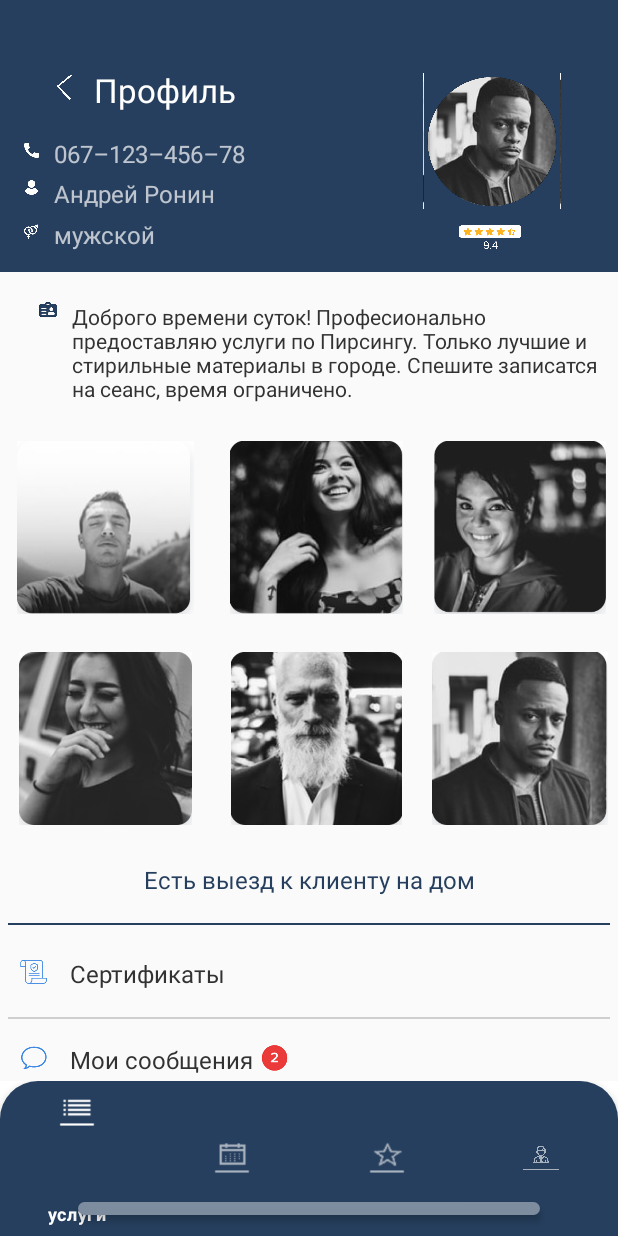
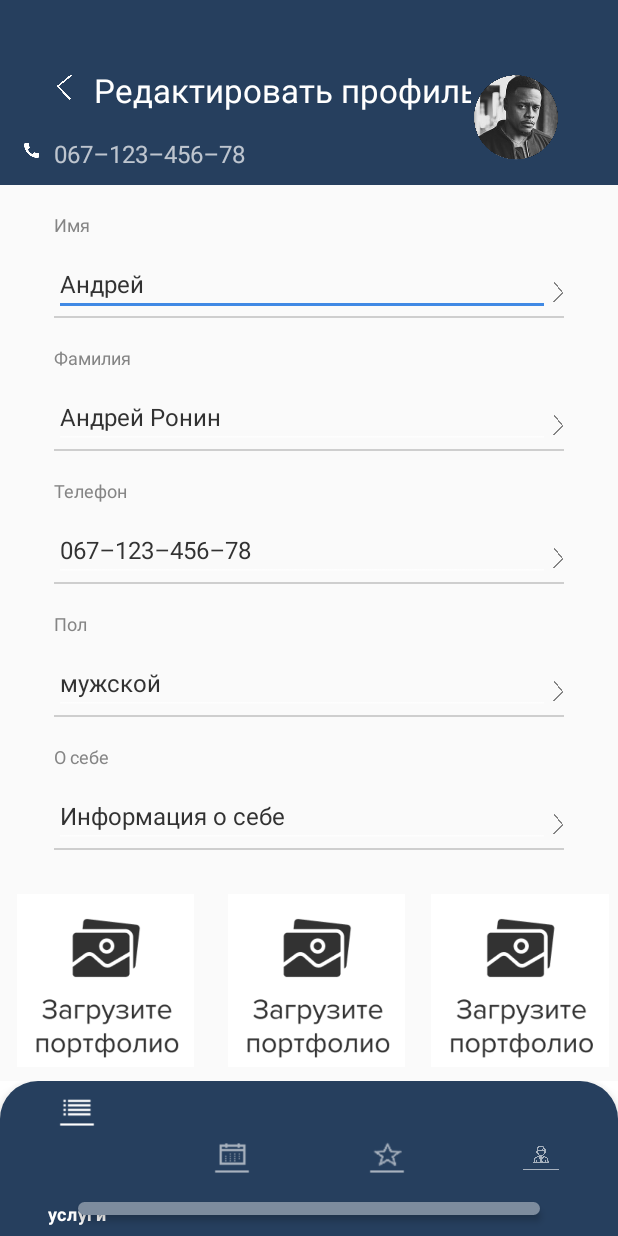
Before and after one commit to HeavyMetal77/GUFI, an Android app: the screen it shows after launch (ProfileActivity before the commit, EditProfileActivity after it), on a phone screen of 412 x 824 dp. Run offline under Robolectric (Android 15) with nearby library versions, the phone set to English and light mode, and no system bars.

Commit message:
add page edit profile

```diff
--- /dev/null
+++ b/app/src/main/java/ua/tarastom/gufi/EditProfileActivity.java
@@ -0,0 +1,14 @@
+package ua.tarastom.gufi;
+
+import android.os.Bundle;
+
+import androidx.appcompat.app.AppCompatActivity;
+
+public class EditProfileActivity extends AppCompatActivity {
+
+    @Override
+    protected void onCreate(Bundle savedInstanceState) {
+        super.onCreate(savedInstanceState);
+        setContentView(R.layout.activity_edit_profile);
+    }
+}
--- /dev/null
+++ b/app/src/main/res/layout/activity_edit_profile.xml
@@ -0,0 +1,516 @@
+<?xml version="1.0" encoding="utf-8"?>
+<androidx.constraintlayout.widget.ConstraintLayout xmlns:android="http://schemas.android.com/apk/res/android"
+    xmlns:app="http://schemas.android.com/apk/res-auto"
+    xmlns:tools="http://schemas.android.com/tools"
+    android:layout_width="match_parent"
+    android:layout_height="match_parent"
+    android:background="@color/white"
+    tools:context=".ProfileActivity">
+
+    <androidx.constraintlayout.widget.Guideline
+        android:id="@+id/guideline_detail_profile"
+        android:layout_width="wrap_content"
+        android:layout_height="wrap_content"
+        android:orientation="horizontal"
+        app:layout_constraintGuide_percent="0.15" />
+
+    <androidx.constraintlayout.widget.ConstraintLayout
+        android:id="@+id/layout_catalog_top"
+        android:layout_width="match_parent"
+        android:layout_height="0dp"
+        android:background="@color/color_main"
+        app:layout_constraintBottom_toTopOf="@+id/guideline_detail_profile"
+        app:layout_constraintEnd_toEndOf="parent"
+        app:layout_constraintStart_toStartOf="parent"
+        app:layout_constraintTop_toTopOf="parent">
+
+
+
+        <ImageView
+            android:id="@+id/imageViewArrow"
+            android:layout_width="13dp"
+            android:layout_height="17dp"
+            android:layout_marginStart="36dp"
+            android:layout_marginTop="49dp"
+            android:layout_marginEnd="10dp"
+            android:contentDescription="@string/image_description_icon_go"
+            app:layout_constraintStart_toStartOf="parent"
+            app:layout_constraintTop_toTopOf="parent"
+            app:srcCompat="@drawable/icon_arrow" />
+
+        <TextView
+            android:id="@+id/textViewHeaderProfile"
+            android:layout_width="wrap_content"
+            android:layout_height="wrap_content"
+            android:layout_marginStart="13dp"
+            android:layout_marginTop="45dp"
+            android:text="@string/label_edit_profile"
+            android:textColor="@color/white"
+            android:textSize="22sp"
+            app:layout_constraintStart_toEndOf="@+id/imageViewArrow"
+            app:layout_constraintTop_toTopOf="parent" />
+
+        <ImageView
+            android:id="@+id/imageViewIconProfile"
+            android:layout_width="60dp"
+            android:layout_height="60dp"
+            android:layout_marginTop="48dp"
+            android:layout_marginEnd="38dp"
+            android:contentDescription="@string/image_description_big_profile"
+            android:elevation="0dp"
+            app:layout_constraintEnd_toEndOf="parent"
+            app:layout_constraintTop_toTopOf="parent"
+            app:srcCompat="@drawable/photo_test" />
+
+        <ImageView
+            android:id="@+id/imageViewMaskIconProfile"
+            android:layout_width="60dp"
+            android:layout_height="60dp"
+            android:layout_marginTop="48dp"
+            android:layout_marginEnd="38dp"
+            android:contentDescription="@string/image_description_big_profile"
+            android:elevation="1dp"
+            app:layout_constraintEnd_toEndOf="parent"
+            app:layout_constraintTop_toTopOf="parent"
+            app:srcCompat="@drawable/mask_photo" />
+
+        <TextView
+            android:id="@+id/textViewNumberPhoneProfile"
+            android:layout_width="wrap_content"
+            android:layout_height="wrap_content"
+            android:layout_marginStart="36dp"
+            android:layout_marginTop="91dp"
+            android:textSize="16sp"
+            app:layout_constraintStart_toStartOf="parent"
+            app:layout_constraintTop_toTopOf="parent"
+            android:text="@string/label_test_number_phone" />
+
+
+
+
+
+        <ImageView
+            android:id="@+id/imageViewPhone"
+            android:layout_width="10dp"
+            android:layout_height="10dp"
+            android:layout_marginStart="16dp"
+            android:layout_marginTop="95dp"
+            android:contentDescription="@string/description_icon_phone"
+            app:layout_constraintStart_toStartOf="parent"
+            app:layout_constraintTop_toTopOf="parent"
+            app:srcCompat="@drawable/icon_profile_phone" />
+
+
+
+
+
+    </androidx.constraintlayout.widget.ConstraintLayout>
+
+    <ScrollView
+        android:layout_width="match_parent"
+        android:layout_height="0dp"
+        android:layout_marginBottom="103dp"
+        app:layout_constraintBottom_toBottomOf="parent"
+        app:layout_constraintEnd_toEndOf="parent"
+        app:layout_constraintStart_toStartOf="parent"
+        app:layout_constraintTop_toBottomOf="@id/guideline_detail_profile">
+
+        <androidx.constraintlayout.widget.ConstraintLayout
+            android:id="@+id/layout_detail_profile"
+            android:layout_width="match_parent"
+            android:layout_height="wrap_content"
+            android:background="@color/color_grey"
+            app:layout_constraintEnd_toEndOf="parent"
+            app:layout_constraintStart_toStartOf="parent"
+            app:layout_constraintTop_toBottomOf="@+id/guideline_detail_profile">
+
+
+            <LinearLayout
+                android:layout_width="match_parent"
+                android:layout_height="match_parent"
+                android:orientation="vertical">
+
+                <TextView
+                    android:id="@+id/textViewLabelEditName"
+                    android:layout_width="match_parent"
+                    android:layout_height="wrap_content"
+                    android:layout_gravity="start"
+                    android:layout_marginStart="36dp"
+                    android:layout_marginTop="18dp"
+                    android:text="@string/label_name"
+                    android:textColor="@color/black_light"
+                    android:textSize="12sp" />
+
+            <androidx.constraintlayout.widget.ConstraintLayout
+                android:layout_width="match_parent"
+                android:layout_height="match_parent"
+                android:orientation="horizontal">
+
+                <ImageView
+                    android:id="@+id/imageViewArrowBack1"
+                    android:layout_width="7dp"
+                    android:layout_height="14dp"
+                    android:layout_marginEnd="36dp"
+                    android:layout_marginTop="30dp"
+                    android:layout_marginStart="20dp"
+                    android:contentDescription="@string/image_description_icon_go"
+                    app:srcCompat="@drawable/icon_arrow_back"
+                    app:layout_constraintTop_toTopOf="parent"
+                    app:layout_constraintEnd_toEndOf="parent"
+                    />
+
+                <EditText
+                    android:id="@+id/editTextEditName"
+                    android:layout_width="match_parent"
+                    android:layout_height="wrap_content"
+                    android:layout_gravity="start"
+                    android:layout_marginStart="36dp"
+                    android:layout_marginEnd="45dp"
+                    android:layout_marginTop="10dp"
+                    android:text="@string/label_test_name"
+                    android:hint="@string/hint_name"
+                    android:textColor="@color/color_text_card_view_payment"
+                    android:textSize="16sp"
+                    android:inputType="text"
+                    android:autofillHints="@string/hint_name"
+                    app:layout_constraintTop_toTopOf="parent"
+                    />
+
+            </androidx.constraintlayout.widget.ConstraintLayout>
+
+                <View
+                    android:layout_width="match_parent"
+                    android:layout_height="1dp"
+                    android:layout_marginStart="36dp"
+                    android:layout_marginEnd="36dp"
+                    android:background="@color/color_line" />
+
+                <TextView
+                    android:id="@+id/textViewLabelEditSurname"
+                    android:layout_width="match_parent"
+                    android:layout_height="wrap_content"
+                    android:layout_gravity="start"
+                    android:layout_marginStart="36dp"
+                    android:layout_marginTop="18dp"
+                    android:text="@string/label_surname"
+                    android:textColor="@color/black_light"
+                    android:textSize="12sp" />
+
+                <androidx.constraintlayout.widget.ConstraintLayout
+                    android:layout_width="match_parent"
+                    android:layout_height="match_parent"
+                    android:orientation="horizontal">
+
+                    <ImageView
+                        android:id="@+id/imageViewArrowBack2"
+                        android:layout_width="7dp"
+                        android:layout_height="14dp"
+                        android:layout_marginEnd="36dp"
+                        android:layout_marginTop="30dp"
+                        android:layout_marginStart="20dp"
+                        android:contentDescription="@string/image_description_icon_go"
+                        app:srcCompat="@drawable/icon_arrow_back"
+                        app:layout_constraintTop_toTopOf="parent"
+                        app:layout_constraintEnd_toEndOf="parent"
+                        />
+
+                    <EditText
+                        android:id="@+id/editTextEditSurname"
+                        android:layout_width="match_parent"
+                        android:layout_height="wrap_content"
+                        android:layout_gravity="start"
+                        android:layout_marginStart="36dp"
+                        android:layout_marginEnd="45dp"
+                        android:layout_marginTop="10dp"
+                        android:text="@string/label_test_surname"
+                        android:hint="@string/hint_surname"
+                        android:textColor="@color/color_text_card_view_payment"
+                        android:textSize="16sp"
+                        android:inputType="text"
+                        android:autofillHints="@string/hint_surname"
+                        app:layout_constraintTop_toTopOf="parent"
+                        />
+
+                </androidx.constraintlayout.widget.ConstraintLayout>
+
+                <View
+                    android:layout_width="match_parent"
+                    android:layout_height="1dp"
+                    android:layout_marginStart="36dp"
+                    android:layout_marginEnd="36dp"
+                    android:background="@color/color_line" />
+
+                <TextView
+                    android:id="@+id/textViewLabelEditNumberPhone"
+                    android:layout_width="match_parent"
+                    android:layout_height="wrap_content"
+                    android:layout_gravity="start"
+                    android:layout_marginStart="36dp"
+                    android:layout_marginTop="18dp"
+                    android:text="@string/label_phone"
+                    android:textColor="@color/black_light"
+                    android:textSize="12sp" />
+
+                <androidx.constraintlayout.widget.ConstraintLayout
+                    android:layout_width="match_parent"
+                    android:layout_height="match_parent"
+                    android:orientation="horizontal">
+
+                    <ImageView
+                        android:id="@+id/imageViewArrowBack3"
+                        android:layout_width="7dp"
+                        android:layout_height="14dp"
+                        android:layout_marginEnd="36dp"
+                        android:layout_marginTop="30dp"
+                        android:layout_marginStart="20dp"
+                        android:contentDescription="@string/image_description_icon_go"
+                        app:srcCompat="@drawable/icon_arrow_back"
+                        app:layout_constraintTop_toTopOf="parent"
+                        app:layout_constraintEnd_toEndOf="parent"
+                        />
+
+                    <EditText
+                        android:id="@+id/editTextEditNumberPhone"
+                        android:layout_width="match_parent"
+                        android:layout_height="wrap_content"
+                        android:layout_gravity="start"
+                        android:layout_marginStart="36dp"
+                        android:layout_marginEnd="45dp"
+                        android:layout_marginTop="10dp"
+                        android:text="@string/label_test_number_phone"
+                        android:hint="@string/hint_number_phone"
+                        android:textColor="@color/color_text_card_view_payment"
+                        android:textSize="16sp"
+                        android:inputType="phone"
+                        android:autofillHints="@string/hint_number_phone"
+                        app:layout_constraintTop_toTopOf="parent"
+                        />
+
+                </androidx.constraintlayout.widget.ConstraintLayout>
+
+                <View
+                    android:layout_width="match_parent"
+                    android:layout_height="1dp"
+                    android:layout_marginStart="36dp"
+                    android:layout_marginEnd="36dp"
+                    android:background="@color/color_line" />
+
+                <TextView
+                    android:id="@+id/textViewLabelEditSex"
+                    android:layout_width="match_parent"
+                    android:layout_height="wrap_content"
+                    android:layout_gravity="start"
+                    android:layout_marginStart="36dp"
+                    android:layout_marginTop="18dp"
+                    android:text="@string/label_sex"
+                    android:textColor="@color/black_light"
+                    android:textSize="12sp" />
+
+                <androidx.constraintlayout.widget.ConstraintLayout
+                    android:layout_width="match_parent"
+                    android:layout_height="match_parent"
+                    android:orientation="horizontal">
+
+                    <ImageView
+                        android:id="@+id/imageViewArrowBack4"
+                        android:layout_width="7dp"
+                        android:layout_height="14dp"
+                        android:layout_marginEnd="36dp"
+                        android:layout_marginTop="30dp"
+                        android:layout_marginStart="20dp"
+                        android:contentDescription="@string/image_description_icon_go"
+                        app:srcCompat="@drawable/icon_arrow_back"
+                        app:layout_constraintTop_toTopOf="parent"
+                        app:layout_constraintEnd_toEndOf="parent"
+                        />
+
+                    <EditText
+                        android:id="@+id/editTextEditSex"
+                        android:layout_width="match_parent"
+                        android:layout_height="wrap_content"
+                        android:layout_gravity="start"
+                        android:layout_marginStart="36dp"
+                        android:layout_marginEnd="45dp"
+                        android:layout_marginTop="10dp"
+                        android:text="@string/label_test_sex"
+                        android:hint="@string/hint_edit_sex"
+                        android:textColor="@color/color_text_card_view_payment"
+                        android:textSize="16sp"
+                        android:inputType="phone"
+                        android:autofillHints="@string/hint_edit_sex"
+                        app:layout_constraintTop_toTopOf="parent"
+                        />
+
+                </androidx.constraintlayout.widget.ConstraintLayout>
+
+                <View
+                    android:layout_width="match_parent"
+                    android:layout_height="1dp"
+                    android:layout_marginStart="36dp"
+                    android:layout_marginEnd="36dp"
+                    android:background="@color/color_line" />
+
+                <TextView
+                    android:id="@+id/textViewLabelAboutMe"
+                    android:layout_width="match_parent"
+                    android:layout_height="wrap_content"
+                    android:layout_gravity="start"
+                    android:layout_marginStart="36dp"
+                    android:layout_marginTop="18dp"
+                    android:text="@string/label_about"
+                    android:textColor="@color/black_light"
+                    android:textSize="12sp" />
+
+                <androidx.constraintlayout.widget.ConstraintLayout
+                    android:layout_width="match_parent"
+                    android:layout_height="match_parent"
+                    android:orientation="horizontal">
+
+                    <ImageView
+                        android:id="@+id/imageViewArrowBack5"
+                        android:layout_width="7dp"
+                        android:layout_height="14dp"
+                        android:layout_marginEnd="36dp"
+                        android:layout_marginTop="30dp"
+                        android:layout_marginStart="20dp"
+                        android:contentDescription="@string/image_description_icon_go"
+                        app:srcCompat="@drawable/icon_arrow_back"
+                        app:layout_constraintTop_toTopOf="parent"
+                        app:layout_constraintEnd_toEndOf="parent"
+                        />
+
+                    <EditText
+                        android:id="@+id/editTextAboutMe"
+                        android:layout_width="match_parent"
+                        android:layout_height="wrap_content"
+                        android:layout_gravity="start"
+                        android:layout_marginStart="36dp"
+                        android:layout_marginEnd="45dp"
+                        android:layout_marginTop="10dp"
+                        android:text="@string/label_test_about_me"
+                        android:hint="@string/hint_edit_about_me"
+                        android:textColor="@color/color_text_card_view_payment"
+                        android:textSize="16sp"
+                        android:inputType="phone"
+                        android:autofillHints="@string/hint_edit_about_me"
+                        app:layout_constraintTop_toTopOf="parent"
+                        />
+
+                </androidx.constraintlayout.widget.ConstraintLayout>
+
+                <View
+                    android:layout_width="match_parent"
+                    android:layout_height="1dp"
+                    android:layout_marginStart="36dp"
+                    android:layout_marginEnd="36dp"
+                    android:background="@color/color_line" />
+
+                <LinearLayout
+                    android:layout_width="match_parent"
+                    android:layout_height="wrap_content"
+                    android:layout_marginTop="29dp"
+                    android:orientation="horizontal">
+
+                    <ImageView
+                        android:id="@+id/imageViewLoadPortfolio_1"
+                        android:layout_width="115dp"
+                        android:layout_height="115dp"
+                        android:layout_marginStart="5dp"
+                        android:layout_marginEnd="5dp"
+                        android:layout_weight="1"
+                        android:contentDescription="@string/description_photo"
+                        app:srcCompat="@drawable/load_portfolio_img" />
+
+                    <ImageView
+                        android:id="@+id/imageViewLoadPortfolio_2"
+                        android:layout_width="115dp"
+                        android:layout_height="115dp"
+                        android:layout_marginStart="5dp"
+                        android:layout_weight="1"
+                        android:contentDescription="@string/description_photo"
+                        app:srcCompat="@drawable/load_portfolio_img" />
+
+                    <ImageView
+                        android:id="@+id/imageViewLoadPortfolio_3"
+                        android:layout_width="115dp"
+                        android:layout_height="115dp"
+                        android:layout_marginStart="5dp"
+                        android:layout_weight="1"
+                        android:contentDescription="@string/description_photo"
+                        app:srcCompat="@drawable/load_portfolio_img" />
+
+                </LinearLayout>
+
+                <LinearLayout
+                    android:layout_width="match_parent"
+                    android:layout_height="wrap_content"
+                    android:layout_marginTop="25dp"
+                    android:orientation="horizontal"
+                    >
+
+                    <ImageView
+                        android:id="@+id/imageViewLoadPortfolio_4"
+                        android:layout_width="115dp"
+                        android:layout_height="115dp"
+                        android:layout_marginStart="5dp"
+                        android:layout_marginEnd="5dp"
+                        android:layout_weight="1"
+                        android:contentDescription="@string/description_photo"
+                        app:srcCompat="@drawable/load_portfolio_img" />
+
+                    <ImageView
+                        android:id="@+id/imageViewLoadPortfolio_5"
+                        android:layout_width="115dp"
+                        android:layout_height="115dp"
+                        android:layout_marginStart="5dp"
+                        android:layout_weight="1"
+                        android:contentDescription="@string/description_photo"
+                        app:srcCompat="@drawable/load_portfolio_img" />
+
+                    <ImageView
+                        android:id="@+id/imageViewLoadPortfolio_6"
+                        android:layout_width="115dp"
+                        android:layout_height="115dp"
+                        android:layout_marginStart="5dp"
+                        android:layout_weight="1"
+                        android:contentDescription="@string/description_photo"
+                        app:srcCompat="@drawable/load_portfolio_img" />
+
+                </LinearLayout>
+
+            </LinearLayout>
+
+
+
+
+
+        </androidx.constraintlayout.widget.ConstraintLayout>
+
+    </ScrollView>
+
+    <LinearLayout
+        android:layout_width="match_parent"
+        android:layout_height="wrap_content"
+        app:layout_constraintBottom_toBottomOf="parent">
+
+        <com.google.android.material.bottomnavigation.BottomNavigationView
+            android:id="@+id/bottom_navigation"
+            android:layout_width="match_parent"
+            android:layout_height="103dp"
+            android:background="@drawable/bottom_navigation_background"
+            app:menu="@menu/bottom_menu" />
+    </LinearLayout>
+
+    <View
+        android:layout_width="match_parent"
+        android:layout_height="8.4dp"
+        android:layout_marginStart="52dp"
+        android:layout_marginEnd="52dp"
+        android:layout_marginBottom="14dp"
+        android:background="@drawable/line_menu"
+        android:elevation="3dp"
+        app:layout_constraintBottom_toBottomOf="parent"
+        app:layout_constraintEnd_toEndOf="parent"
+        app:layout_constraintStart_toStartOf="parent" />
+
+</androidx.constraintlayout.widget.ConstraintLayout>
--- a/app/src/main/res/values/strings.xml
+++ b/app/src/main/res/values/strings.xml
@@ -51,6 +51,18 @@
     <string name="label_test_number_phone">067&#8211;123&#8211;456&#8211;78</string>
     <string name="label_test_surname">Андрей Ронин</string>
     <string name="label_test_sex">мужской</string>
+    <string name="label_name">Имя</string>
+    <string name="label_test_name">Андрей</string>
+    <string name="hint_name">Введите имя</string>
+    <string name="label_surname">Фамилия</string>
+    <string name="hint_surname">Введите фамилию</string>
+    <string name="label_phone">Телефон</string>
+    <string name="hint_number_phone">Введите номер телефона</string>
+    <string name="label_sex">Пол</string>
+    <string name="hint_edit_sex">Введите пол</string>
+    <string name="label_about">О себе</string>
+    <string name="label_test_about_me">Информация о себе</string>
+    <string name="hint_edit_about_me">Введите информацию о себе</string>
 
     <string-array name="faq_text_header_detail">
         <item>Для специалистов и профессионалов своего дела</item>
```
Also changed, not shown: app/src/main/AndroidManifest.xml (+9 -4 lines), app/src/main/res/drawable/icon_arrow_back.png (added), app/src/main/res/drawable/load_portfolio_img.png (added).
